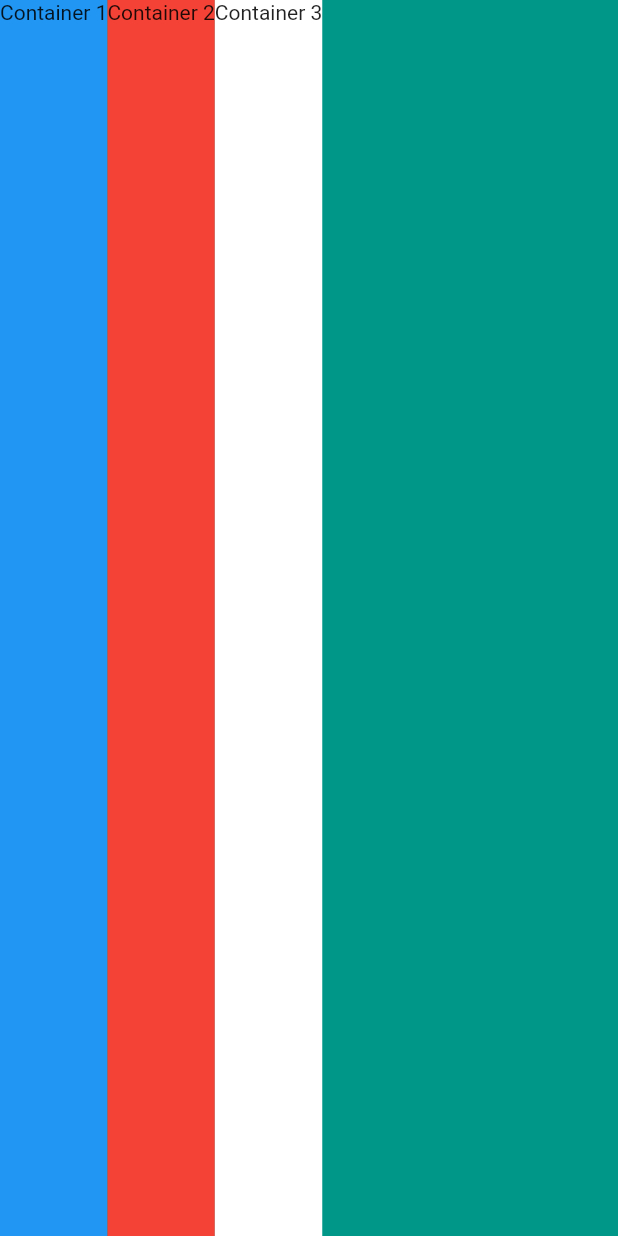
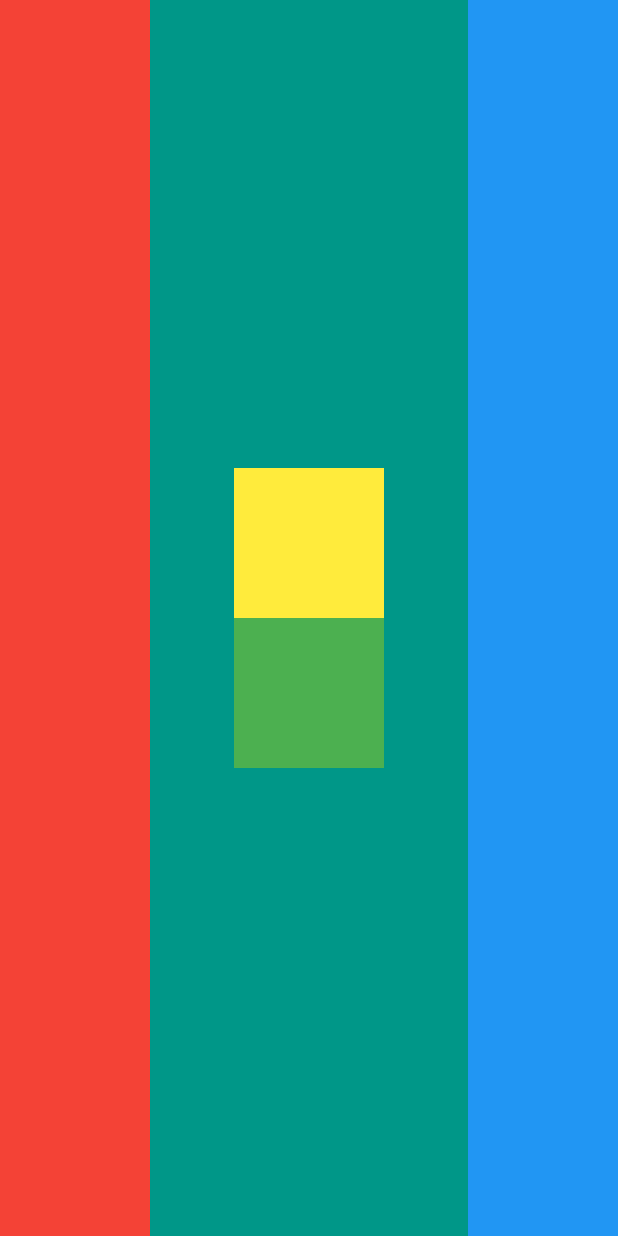
Before and after one commit to marcomeisen/mi_card_flutter, a Flutter app: the screen it shows after launch, on a phone screen of 412 x 824 dp. Run offline on Flutter 3.47's test engine with Material 2 defaults, Android fonts, the phone set to English and light mode, and no system bars.

Commit message:
Android Studio Fix

```diff
--- a/lib/main.dart
+++ b/lib/main.dart
@@ -12,28 +12,34 @@ class MyApp extends StatelessWidget {
         backgroundColor: Colors.teal,
         body: SafeArea(
           child: Row(
-          crossAxisAlignment: CrossAxisAlignment.stretch,
+            mainAxisAlignment: MainAxisAlignment.spaceBetween,
             children: <Widget>[
               Container(
-              height: 100.0,
-              color: Colors.blue,
-              child: Text('Container 1'),
+                width: 100.00,
+                color: Colors.red,
               ),
-            SizedBox(
-              height: 50.0,
+              Column(
+                mainAxisAlignment: MainAxisAlignment.center,
+                children: <Widget>[
+                  Container(
+                    width: 100.00,
+                    height: 100.00,
+                    color: Colors.yellow,
                   ),
                   Container(
-              height: 100.0,
-              child: Text('Container 2'),
-              color: Colors.red,
+                    width: 100.00,
+                    height: 100.00,
+                    color: Colors.green,
+                  ),
+                ],
               ),
               Container(
-              height: 100.0,
-              color: Colors.white,
-              child: Text('Container 3'),
+                width: 100.00,
+                color: Colors.blue,
               ),
             ],
-        )),
+          ),
+        ),
       ),
     );
   }
```
Also changed, not shown: 21 other files. Lines whose indentation alone changed are shown as unchanged.
